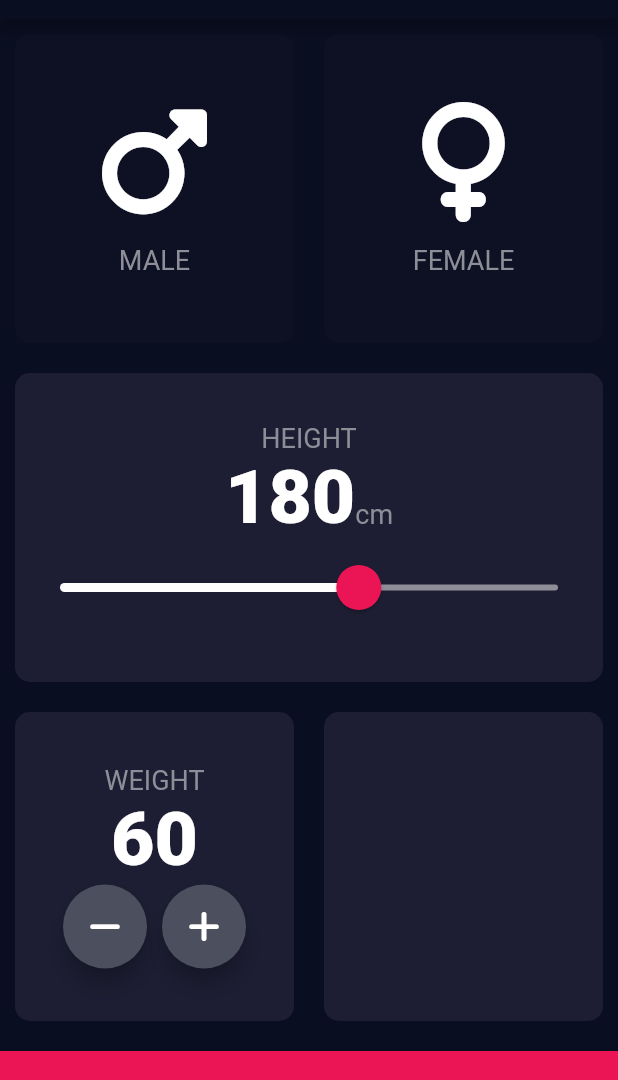
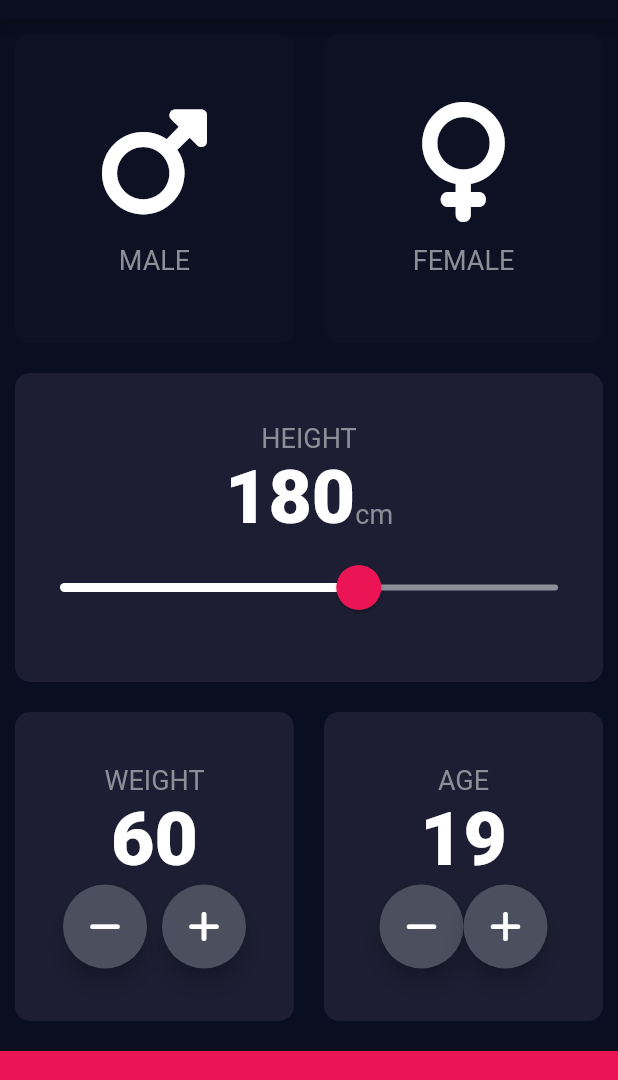
Before and after one commit to SUFFOSOHRAOUL/BMi, a Flutter app: the screen it shows after launch, on a phone screen of 412 x 824 dp, the part 65-1145 px from its top. Run offline on Flutter 3.47's test engine with Material 2 defaults, Android fonts, the phone set to English and light mode, and no system bars; our stand-ins replace font_awesome_flutter.

Commit message:
customizing flutter widget completed

```diff
--- a/lib/inputpage.dart
+++ b/lib/inputpage.dart
@@ -21,6 +21,7 @@ class _input_pageState extends State<input_page> {
   Gender? selectedGender;
   int HEIGHT = 180;
   int weight = 60;
+  int age = 19;
   // Color maleCardColor = inactiveCardColor;
   // Color femaleCardColor = inactiveCardColor;
 
@@ -141,9 +142,27 @@ class _input_pageState extends State<input_page> {
                         Row(
                           mainAxisAlignment: MainAxisAlignment.center,
                           children: [
-                            RoundIconButton(icon:FontAwesomeIcons.minus),
+                            RoundIconButton(
+                              icon:FontAwesomeIcons.minus,
+                              onPressed: (){
+                                setState(() {
+                                  weight--;
+                                });
+
+
+                              }
+                            ),
                             SizedBox(width:10.0),
-                           RoundIconButton(icon:FontAwesomeIcons.plus),
+                           RoundIconButton(
+                            icon:FontAwesomeIcons.plus,
+                              onPressed: (){
+
+                                    setState(() {
+                                     weight++;
+                                      });
+
+                              }
+                            ),
 
 
                           ],
@@ -154,10 +173,39 @@ class _input_pageState extends State<input_page> {
                     ),
                   ),
                   Expanded(
-
                   child:  ReuseableCard(
                     colour: kCardcolor,
-                     cardChild: Column()),
+                     cardChild: Column(
+                      mainAxisAlignment: MainAxisAlignment.center,
+                      children: [
+                        Text ('AGE',
+                        style: kLabelTextStyle),
+                        Text ( age.toString(),
+                        style: kWeightlabelStyle ),
+                        Row(
+                          mainAxisAlignment: MainAxisAlignment.center,
+                          children: [
+                            RoundIconButton(
+                              icon:FontAwesomeIcons.minus,
+                              onPressed:(){
+                              setState(() {
+                                    age--;
+                                  });
+                              },
+                            ),
+                             RoundIconButton(
+                                icon: FontAwesomeIcons.plus,
+                                onPressed: () {
+                                  setState(() {
+                                    age++;
+                                  });
+                                })
+
+
+                          ],
+                        )
+                      ]
+                     )),
 
               ),
                 ]
@@ -189,16 +237,16 @@ class _input_pageState extends State<input_page> {
   }
 
 class RoundIconButton extends StatelessWidget {
-  RoundIconButton({this.icon});
+  RoundIconButton({this.icon , required this.onPressed});
 
-    IconData? icon;
-
+  final IconData? icon;
+   final  Function onPressed;
   @override
   Widget build(BuildContext context) {
 
     return RawMaterialButton(
-      onPressed: (){
-
+      onPressed: () {
+        onPressed();
       },
       elevation: 6.0,
        constraints: const BoxConstraints.tightFor(
```
